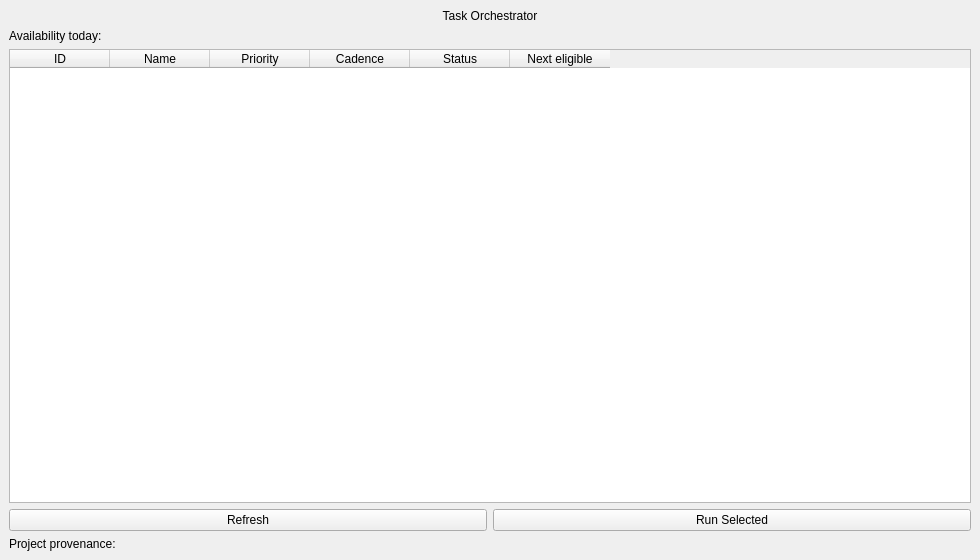
The window that mainwindow.ui (we6jbo/taskorchestrator) describes before a commit, drawn with Qt 5.
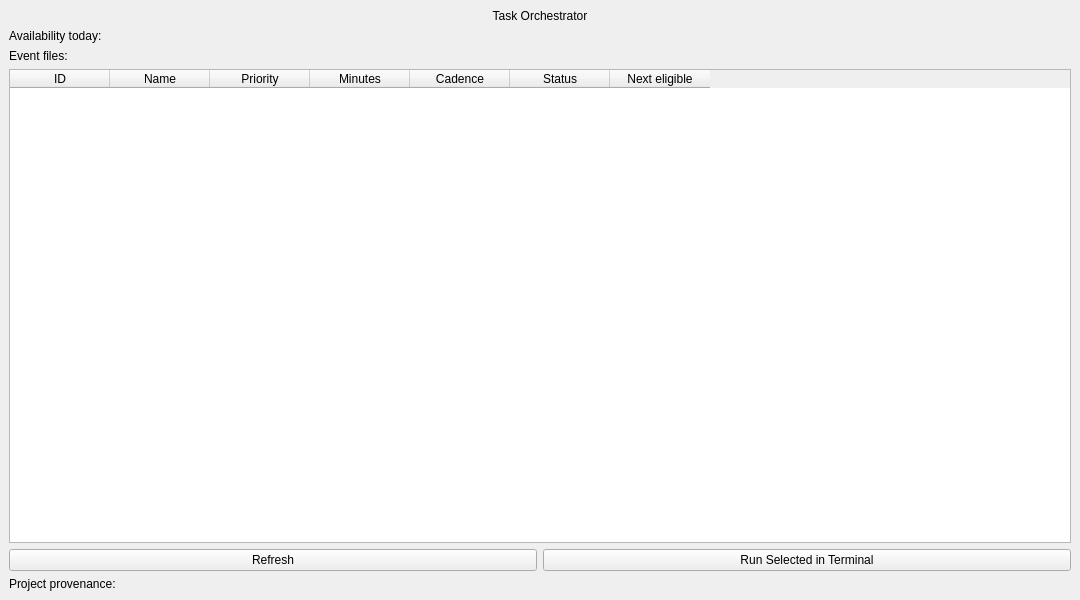
The same window after the commit.

Commit message: Add task orchestration and event integration

```diff
--- a/mainwindow.ui
+++ b/mainwindow.ui
@@ -2,14 +2,29 @@
 <ui version="4.0">
  <class>MainWindow</class>
  <widget class="QMainWindow" name="MainWindow">
-  <property name="geometry"><rect><x>0</x><y>0</y><width>980</width><height>560</height></rect></property>
+  <property name="geometry"><rect><x>0</x><y>0</y><width>1080</width><height>600</height></rect></property>
   <property name="windowTitle"><string>Task Orchestrator</string></property>
   <widget class="QWidget" name="centralwidget">
    <layout class="QVBoxLayout" name="verticalLayout">
     <item><widget class="QLabel" name="titleLabel"><property name="text"><string>Task Orchestrator</string></property><property name="alignment"><set>Qt::AlignmentFlag::AlignCenter</set></property></widget></item>
     <item><widget class="QLabel" name="availabilityLabel"><property name="text"><string>Availability today:</string></property></widget></item>
-    <item><widget class="QTableWidget" name="taskTable"><property name="columnCount"><number>6</number></property><column><property name="text"><string>ID</string></property></column><column><property name="text"><string>Name</string></property></column><column><property name="text"><string>Priority</string></property></column><column><property name="text"><string>Cadence</string></property></column><column><property name="text"><string>Status</string></property></column><column><property name="text"><string>Next eligible</string></property></column></widget></item>
-    <item><layout class="QHBoxLayout" name="buttonLayout"><item><widget class="QPushButton" name="refreshButton"><property name="text"><string>Refresh</string></property></widget></item><item><widget class="QPushButton" name="runButton"><property name="text"><string>Run Selected</string></property></widget></item></layout></item>
+    <item><widget class="QLabel" name="eventsLabel"><property name="text"><string>Event files:</string></property></widget></item>
+    <item><widget class="QTableWidget" name="taskTable">
+      <property name="columnCount"><number>7</number></property>
+      <property name="selectionBehavior"><enum>QAbstractItemView::SelectionBehavior::SelectRows</enum></property>
+      <property name="selectionMode"><enum>QAbstractItemView::SelectionMode::SingleSelection</enum></property>
+      <column><property name="text"><string>ID</string></property></column>
+      <column><property name="text"><string>Name</string></property></column>
+      <column><property name="text"><string>Priority</string></property></column>
+      <column><property name="text"><string>Minutes</string></property></column>
+      <column><property name="text"><string>Cadence</string></property></column>
+      <column><property name="text"><string>Status</string></property></column>
+      <column><property name="text"><string>Next eligible</string></property></column>
+    </widget></item>
+    <item><layout class="QHBoxLayout" name="buttonLayout">
+      <item><widget class="QPushButton" name="refreshButton"><property name="text"><string>Refresh</string></property></widget></item>
+      <item><widget class="QPushButton" name="runButton"><property name="text"><string>Run Selected in Terminal</string></property></widget></item>
+    </layout></item>
     <item><widget class="QLabel" name="provenanceLabel"><property name="text"><string>Project provenance:</string></property></widget></item>
    </layout>
   </widget>
```
The commit also changes 8 other files.
